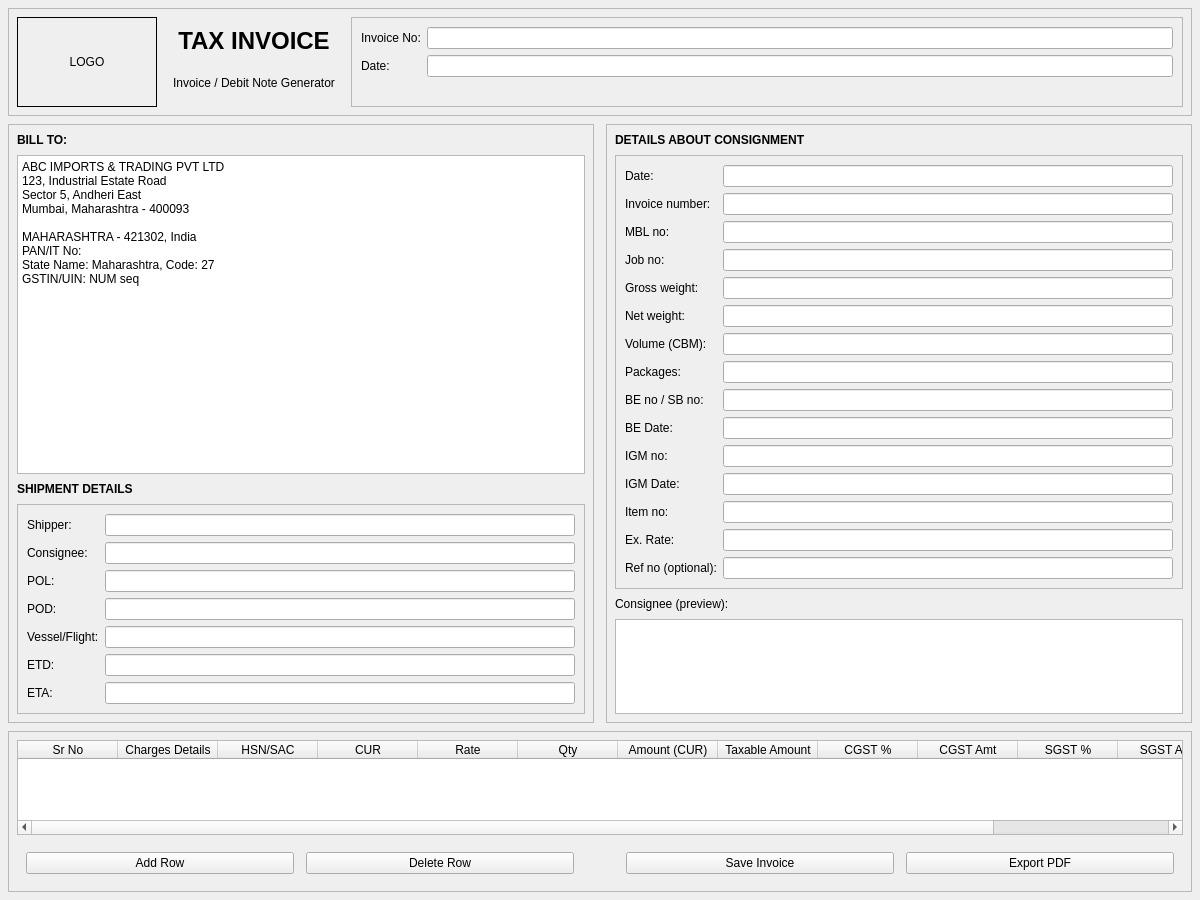
Qt form ui/invoice_form.ui (mailsolar11/SanshipInvoiceGenerator-pyqt6-) before a commit.
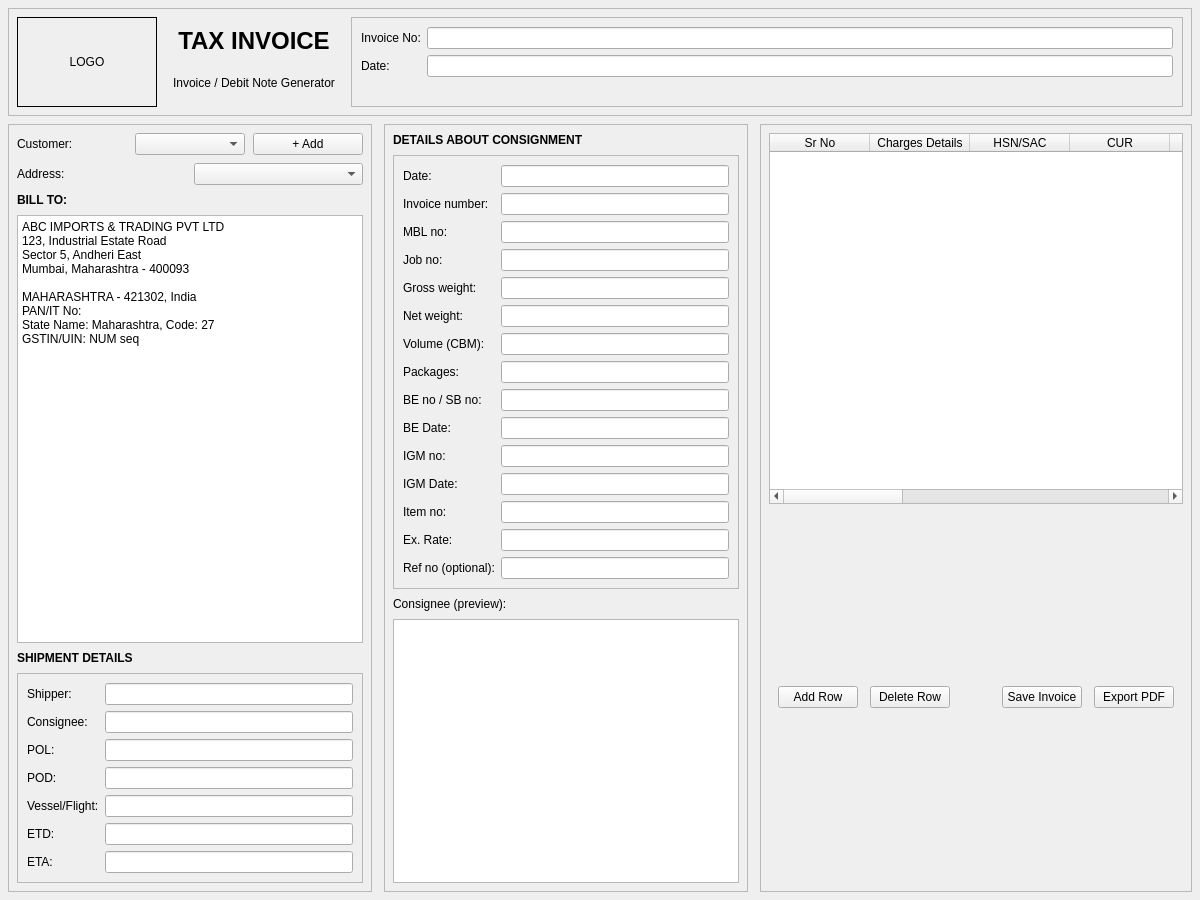
The same form after that commit.

Commit message: v1.3: Stable database layer, fixed consignee/customer CRUD, dict row handling

```diff
--- a/ui/invoice_form.ui
+++ b/ui/invoice_form.ui
@@ -144,19 +144,36 @@
         <property name="spacing"><number>8</number></property>
         <property name="margin"><number>8</number></property>
 
+        <!-- Customer selection row -->
+        <item>
+         <layout class="QHBoxLayout" name="hl_customer">
+          <item>
+           <widget class="QLabel" name="labelCustomer"><property name="text"><string>Customer:</string></property></widget>
+          </item>
+          <item>
+           <widget class="QComboBox" name="cbCustomer"/>
+          </item>
+          <item>
+           <widget class="QPushButton" name="btnAddCustomer"><property name="text"><string>+ Add</string></property></widget>
+          </item>
+         </layout>
+        </item>
+
+        <!-- Address selection -->
+        <item>
+         <layout class="QHBoxLayout" name="hl_address">
+          <item>
+           <widget class="QLabel" name="labelAddressSelect"><property name="text"><string>Address:</string></property></widget>
+          </item>
+          <item>
+           <widget class="QComboBox" name="cbAddress"/>
+          </item>
+         </layout>
+        </item>
+
         <!-- BILL TO header -->
         <item>
-         <widget class="QLabel" name="labelBillToTitle">
-          <property name="text">
-           <string>BILL TO:</string>
-          </property>
-          <property name="font">
-           <font>
-            <weight>75</weight>
-            <bold>true</bold>
-           </font>
-          </property>
-         </widget>
+         <widget class="QLabel" name="labelBillToTitle"><property name="text"><string>BILL TO:</string></property><property name="font"><font><weight>75</weight><bold>true</bold></font></property></widget>
         </item>
 
         <!-- BILL TO editable text (prefilled with fake company and then required lines) -->
@@ -178,17 +195,7 @@
 
         <!-- Shipping Details title -->
         <item>
-         <widget class="QLabel" name="labelShippingTitle">
-          <property name="text">
-           <string>SHIPMENT DETAILS</string>
-          </property>
-          <property name="font">
-           <font>
-            <weight>75</weight>
-            <bold>true</bold>
-           </font>
-          </property>
-         </widget>
+         <widget class="QLabel" name="labelShippingTitle"><property name="text"><string>SHIPMENT DETAILS</string></property><property name="font"><font><weight>75</weight><bold>true</bold></font></property></widget>
         </item>
 
         <!-- Shipment details form -->
@@ -281,17 +288,7 @@
         <property name="margin"><number>8</number></property>
 
         <item>
-         <widget class="QLabel" name="labelConsignmentTitle">
-          <property name="text">
-           <string>DETAILS ABOUT CONSIGNMENT</string>
-          </property>
-          <property name="font">
-           <font>
-            <weight>75</weight>
-            <bold>true</bold>
-           </font>
-          </property>
-         </widget>
+         <widget class="QLabel" name="labelConsignmentTitle"><property name="text"><string>DETAILS ABOUT CONSIGNMENT</string></property><property name="font"><font><weight>75</weight><bold>true</bold></font></property></widget>
         </item>
 
         <item>
@@ -442,9 +439,7 @@
 
         <!-- Consignee preview -->
         <item>
-         <widget class="QLabel" name="labelConsigneePreview">
-          <property name="text"><string>Consignee (preview):</string></property>
-         </widget>
+         <widget class="QLabel" name="labelConsigneePreview"><property name="text"><string>Consignee (preview):</string></property></widget>
         </item>
         <item>
          <widget class="QTextEdit" name="teConsignee"/>
@@ -454,117 +449,60 @@
       </widget>
      </item>
 
+     <!-- RIGHT COLUMN continues... (table area unchanged from earlier) -->
+     <item>
+      <widget class="QFrame" name="frameRightColumn2">
+       <property name="frameShape"><enum>QFrame::StyledPanel</enum></property>
+       <layout class="QVBoxLayout" name="verticalLayout_tableArea">
+        <property name="margin"><number>8</number></property>
+        <property name="spacing"><number>8</number></property>
+
+        <item>
+         <widget class="QTableWidget" name="tableItems">
+          <property name="columnCount"><number>13</number></property>
+          <property name="rowCount"><number>0</number></property>
+          <property name="sortingEnabled"><bool>false</bool></property>
+          <column><property name="text"><string>Sr No</string></property></column>
+          <column><property name="text"><string>Charges Details</string></property></column>
+          <column><property name="text"><string>HSN/SAC</string></property></column>
+          <column><property name="text"><string>CUR</string></property></column>
+          <column><property name="text"><string>Rate</string></property></column>
+          <column><property name="text"><string>Qty</string></property></column>
+          <column><property name="text"><string>Amount (CUR)</string></property></column>
+          <column><property name="text"><string>Taxable Amount</string></property></column>
+          <column><property name="text"><string>CGST %</string></property></column>
+          <column><property name="text"><string>CGST Amt</string></property></column>
+          <column><property name="text"><string>SGST %</string></property></column>
+          <column><property name="text"><string>SGST Amt</string></property></column>
+          <column><property name="text"><string>Total Amount</string></property></column>
+         </widget>
+        </item>
+
+        <item>
+         <widget class="QFrame" name="frameTableButtons">
+          <layout class="QHBoxLayout" name="horizontalLayout_tableButtons">
+           <property name="spacing"><number>12</number></property>
+           <item><widget class="QPushButton" name="btnAddRow"><property name="text"><string>Add Row</string></property></widget></item>
+           <item><widget class="QPushButton" name="btnDelRow"><property name="text"><string>Delete Row</string></property></widget></item>
+           <item>
+            <spacer name="spacer_tableButtons">
+             <property name="sizeHint"><size><width>40</width><height>20</height></size></property>
+             <property name="sizePolicy"><sizepolicy><hor>QSizePolicy.Expanding</hor><ver>QSizePolicy.Fixed</ver></sizepolicy></property>
+            </spacer>
+           </item>
+           <item><widget class="QPushButton" name="btnSave"><property name="text"><string>Save Invoice</string></property></widget></item>
+           <item><widget class="QPushButton" name="btnExportPDF"><property name="text"><string>Export PDF</string></property></widget></item>
+          </layout>
+         </widget>
+        </item>
+
+       </layout>
+      </widget>
+     </item>
+
     </layout>
    </item>
 
-   <!-- Items table -->
-   <item>
-    <widget class="QFrame" name="frameTableArea">
-     <property name="frameShape"><enum>QFrame::StyledPanel</enum></property>
-     <layout class="QVBoxLayout" name="verticalLayout_tableArea">
-      <property name="margin"><number>8</number></property>
-      <property name="spacing"><number>8</number></property>
-
-      <item>
-       <widget class="QTableWidget" name="tableItems">
-        <property name="columnCount"><number>13</number></property>
-        <property name="rowCount"><number>0</number></property>
-        <property name="sortingEnabled"><bool>false</bool></property>
-        <column>
-         <property name="text"><string>Sr No</string></property>
-        </column>
-        <column>
-         <property name="text"><string>Charges Details</string></property>
-        </column>
-        <column>
-         <property name="text"><string>HSN/SAC</string></property>
-        </column>
-        <column>
-         <property name="text"><string>CUR</string></property>
-        </column>
-        <column>
-         <property name="text"><string>Rate</string></property>
-        </column>
-        <column>
-         <property name="text"><string>Qty</string></property>
-        </column>
-        <column>
-         <property name="text"><string>Amount (CUR)</string></property>
-        </column>
-        <column>
-         <property name="text"><string>Taxable Amount</string></property>
-        </column>
-        <column>
-         <property name="text"><string>CGST %</string></property>
-        </column>
-        <column>
-         <property name="text"><string>CGST Amt</string></property>
-        </column>
-        <column>
-         <property name="text"><string>SGST %</string></property>
-        </column>
-        <column>
-         <property name="text"><string>SGST Amt</string></property>
-        </column>
-        <column>
-         <property name="text"><string>Total Amount</string></property>
-        </column>
-       </widget>
-      </item>
-
-      <!-- Table control buttons -->
-      <item>
-       <widget class="QFrame" name="frameTableButtons">
-        <layout class="QHBoxLayout" name="horizontalLayout_tableButtons">
-         <property name="spacing"><number>12</number></property>
-
-         <item>
-          <widget class="QPushButton" name="btnAddRow">
-           <property name="text"><string>Add Row</string></property>
-          </widget>
-         </item>
-         <item>
-          <widget class="QPushButton" name="btnDelRow">
-           <property name="text"><string>Delete Row</string></property>
-          </widget>
-         </item>
-
-         <item>
-          <spacer name="spacer_tableButtons">
-           <property name="sizeHint">
-            <size>
-             <width>40</width>
-             <height>20</height>
-            </size>
-           </property>
-           <property name="sizePolicy">
-            <sizepolicy>
-             <hor>QSizePolicy.Expanding</hor>
-             <ver>QSizePolicy.Fixed</ver>
-            </sizepolicy>
-           </property>
-          </spacer>
-         </item>
-
-         <item>
-          <widget class="QPushButton" name="btnSave">
-           <property name="text"><string>Save Invoice</string></property>
-          </widget>
-         </item>
-         <item>
-          <widget class="QPushButton" name="btnExportPDF">
-           <property name="text"><string>Export PDF</string></property>
-          </widget>
-         </item>
-
-        </layout>
-       </widget>
-      </item>
-
-     </layout>
-    </widget>
-   </item>
-
   </layout>
  </widget>
  <resources/>
```
Left out of the diff: 326 changed lines with no effect on the pictures. The commit also changes 30 other files.
